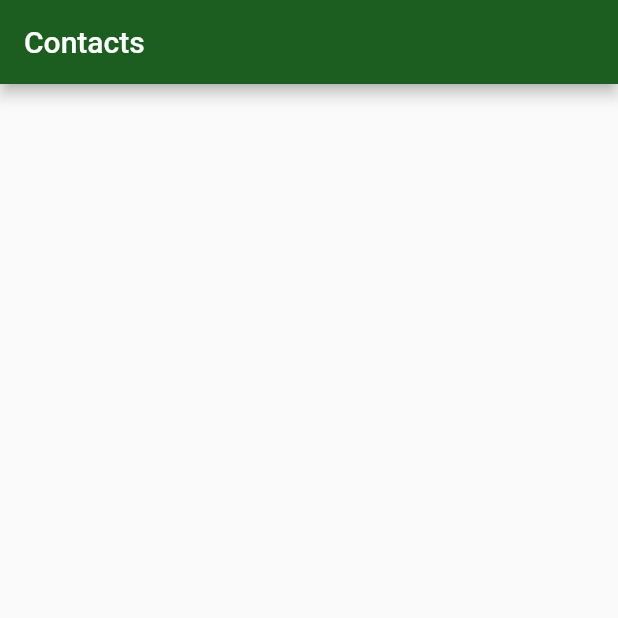
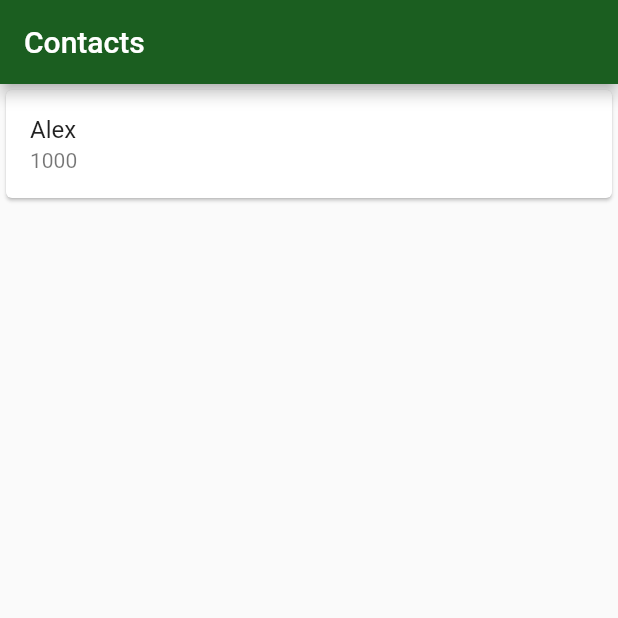
Before and after one commit to elisabavaresco/bytebank2, a Flutter app: the screen it shows after launch, on a phone screen of 412 x 824 dp, the top half of it. Run offline on Flutter 3.47's test engine with Material 2 defaults, Android fonts, the phone set to English and light mode, and no system bars.

Commit message:
add ListView on contacts list screen

```diff
--- a/lib/screens/contacts_list.dart
+++ b/lib/screens/contacts_list.dart
@@ -9,6 +9,16 @@ class ContactsList extends StatelessWidget {
       appBar: AppBar(
         title: const Text('Contacts'),
       ),
+      body: ListView(
+        children: <Widget>[
+          Card(
+            child: ListTile(
+              title: Text('Alex'),
+              subtitle: Text('1000'),
+            ),
+          ),
+        ],
+      ),
     );
   }
 }
```
